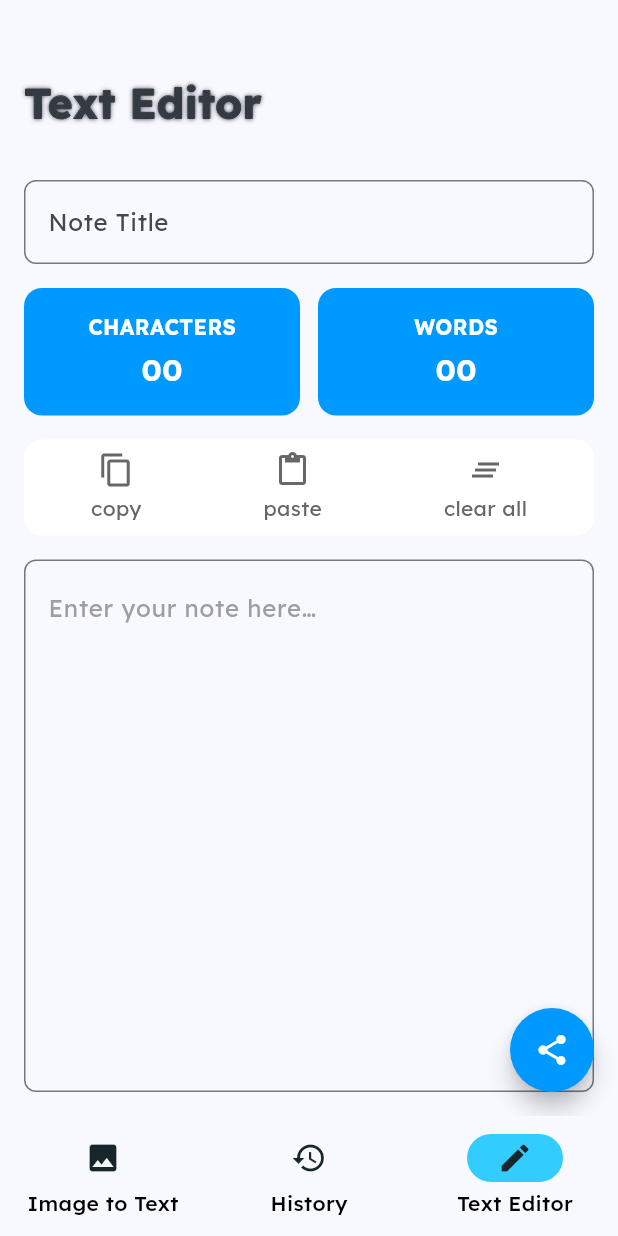
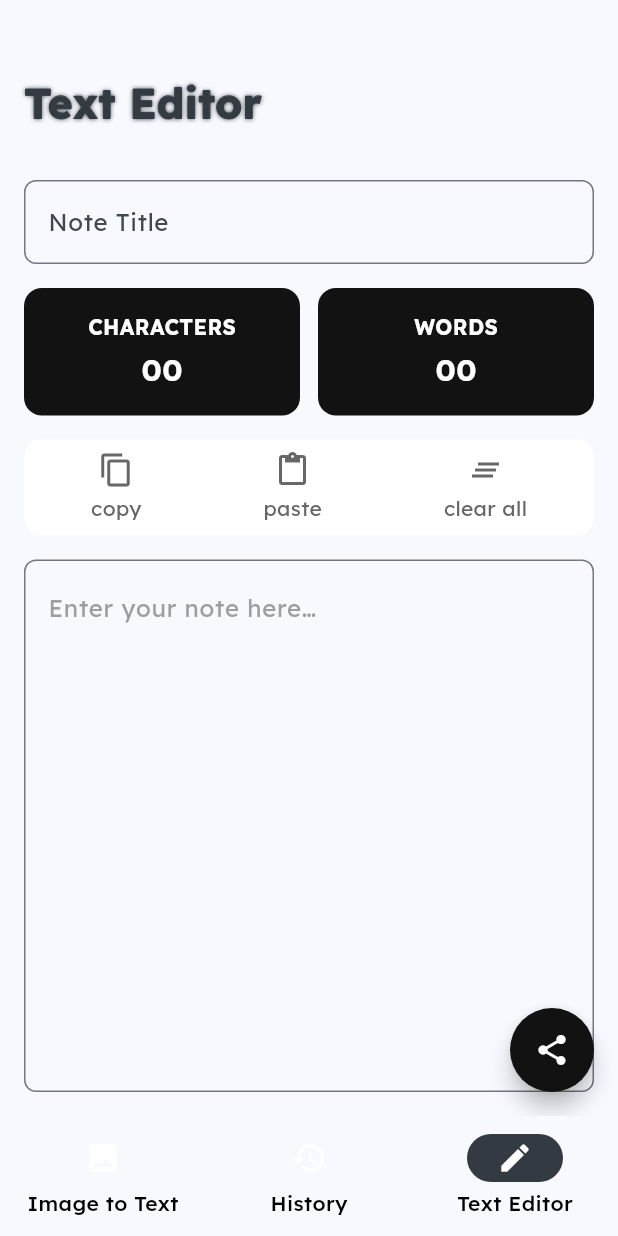
Before and after one commit to asathsara/text-scanner-app, a Flutter app: the screen it shows after launch, item 3 of the bottom bar chosen, after a tap on the "share" icon, on a phone screen of 412 x 824 dp. Run offline on Flutter 3.47's test engine with Material 3 defaults, Android fonts, the phone set to English and light mode, and no system bars; our stand-ins replace cloud_firestore, firebase_core, google_fonts, image_picker, share_plus; missing offline and left inert: google_mlkit_text_recognition; accounts and stored records are empty; generated files the repository leaves out were written again.

Commit message:
refactor: update styles and improve theme consistency across components

```diff
--- a/lib/components/history_item_card.dart
+++ b/lib/components/history_item_card.dart
@@ -1,5 +1,6 @@
 import 'package:flutter/material.dart';
 import 'package:intl/intl.dart';
+import 'package:text_extractor_app/utils/constants/colors.dart';
 
 class HistoryItemCard extends StatelessWidget {
   final String title;
@@ -28,11 +29,11 @@ class HistoryItemCard extends StatelessWidget {
       child: Column(
         crossAxisAlignment: CrossAxisAlignment.start,
         children: [
-
           Text(
             title,
             style: theme.textTheme.titleMedium?.copyWith(
               fontWeight: FontWeight.bold,
+              color: Colors.grey[600],
             ),
             maxLines: 1,
             overflow: TextOverflow.ellipsis,
@@ -43,7 +44,10 @@ class HistoryItemCard extends StatelessWidget {
             content.trim().split('\n').take(2).join('\n'),
             maxLines: 2,
             overflow: TextOverflow.ellipsis,
-            style: theme.textTheme.bodyMedium,
+            style: theme.textTheme.bodyMedium?.copyWith(
+              color: Colors.grey[600],
+            ),
+
           ),
           const SizedBox(height: 12),
 
@@ -51,7 +55,9 @@ class HistoryItemCard extends StatelessWidget {
             alignment: Alignment.centerRight,
             child: Text(
               DateFormat.yMMMd().add_jm().format(date),
-              style: theme.textTheme.bodySmall?.copyWith(color: Colors.grey[600]),
+              style: theme.textTheme.bodySmall?.copyWith(
+                color: Colors.grey[600],
+              ),
             ),
           ),
         ],
--- a/lib/components/note_counter_card.dart
+++ b/lib/components/note_counter_card.dart
@@ -20,7 +20,7 @@ class NoteCounterCard extends StatelessWidget {
           borderRadius: BorderRadius.circular(12),
           color: Theme.of(context).brightness == Brightness.dark
               ? Colors.grey[800]
-              : MyColors.skyBlue,
+              : MyColors.lightBlack,
         ),
         child: Column(
           children: [
--- a/lib/screens/image_text_screen.dart
+++ b/lib/screens/image_text_screen.dart
@@ -176,14 +176,16 @@ class _ImageTextScreenState extends State<ImageTextScreen> {
 
             // Extracted Text Display
             Expanded(
-              child: TextFormField(
+              child: TextField(
                 controller: _textController,
                 maxLines: null,
                 expands: true,
                 textAlignVertical: TextAlignVertical.top,
-                decoration: const InputDecoration(
-                  labelText: "Extracted Text",
-                  border: OutlineInputBorder(),
+                decoration: InputDecoration(
+                  hintText: "Extracted Text",
+                  border: OutlineInputBorder(
+                    borderRadius: BorderRadius.circular(8),
+                  ),
                 ),
               ),
             ),
--- a/lib/screens/text_editor_screen.dart
+++ b/lib/screens/text_editor_screen.dart
@@ -153,7 +153,7 @@ class _TextEditorScreenState extends State<TextEditorScreen> {
                 onChanged: _updateCounts,
                 maxLines: null,
                 expands: true,
-                textAlignVertical: TextAlignVertical.top, // Add this line
+                textAlignVertical: TextAlignVertical.top,
                 style: TextStyle(color: isDark ? Colors.white : Colors.black),
                 decoration: InputDecoration(
                   hintText: "Enter your note here…",
@@ -169,7 +169,9 @@ class _TextEditorScreenState extends State<TextEditorScreen> {
       ),
       floatingActionButton: FloatingActionButton(
         shape: const CircleBorder(),
-        backgroundColor: MyColors.skyBlue,
+        backgroundColor: Theme.of(context).brightness == Brightness.dark
+            ? Colors.grey[800]
+            : MyColors.lightBlack,
         onPressed: _shareNote,
         child: const Icon(Icons.share, color: Colors.white),
       ),
--- a/lib/utils/themes/navigation_theme.dart
+++ b/lib/utils/themes/navigation_theme.dart
@@ -4,31 +4,25 @@ import 'package:text_extractor_app/utils/constants/colors.dart';
 class AppNavigationThemes {
   static NavigationBarThemeData light = NavigationBarThemeData(
     backgroundColor: MyColors.lightWhite,
-    indicatorColor: MyColors.brightBlue,
+    indicatorColor: MyColors.textBlue,
 
     labelTextStyle: WidgetStateProperty.all(
-      const TextStyle(
-        color: Colors.black,
-        fontWeight: FontWeight.w500,
-      ),
+      const TextStyle(color: Colors.black, fontWeight: FontWeight.w500),
     ),
     iconTheme: WidgetStateProperty.all(
-      const IconThemeData(color: MyColors.darkNavy),
+      const IconThemeData(color: MyColors.white),
     ),
   );
 
   static NavigationBarThemeData dark = NavigationBarThemeData(
     backgroundColor: MyColors.lightBlack,
-    indicatorColor: MyColors.brightBlue,
+    indicatorColor: MyColors.backgroundGray,
     elevation: 8,
     labelTextStyle: WidgetStateProperty.all(
-      const TextStyle(
-        color: Colors.white,
-        fontWeight: FontWeight.w500,
-      ),
+      const TextStyle(color: Colors.white, fontWeight: FontWeight.w500),
     ),
     iconTheme: WidgetStateProperty.all(
-      const IconThemeData(color: Colors.white),
+      const IconThemeData(color: MyColors.mediumGray),
     ),
   );
 }
```
